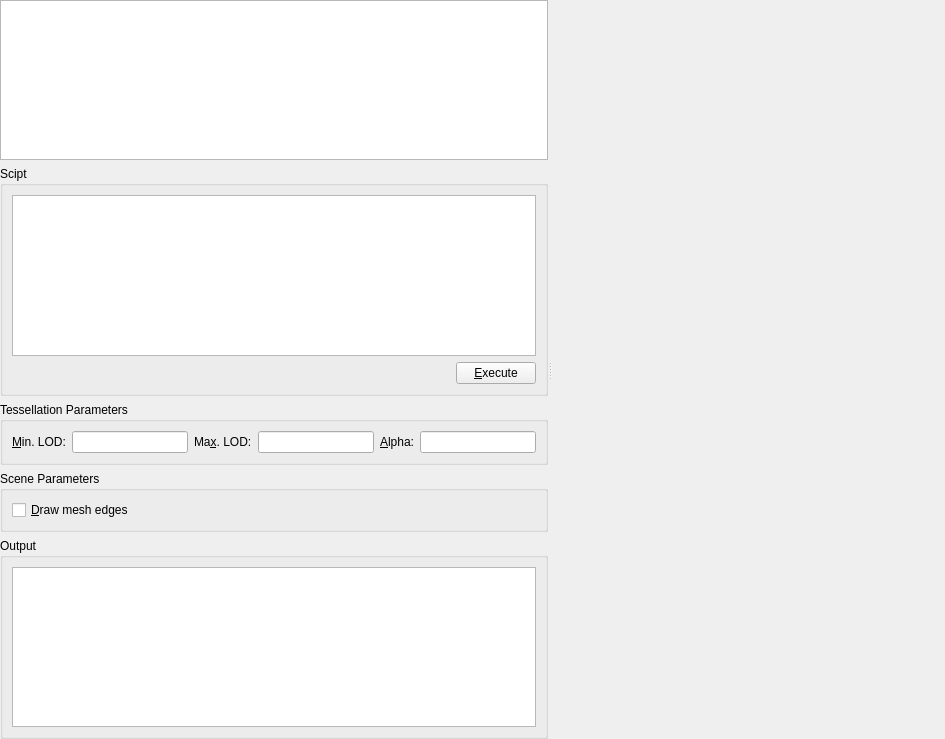
Before: the Qt Designer form src/mainwindow.ui in mimecorg/descend, drawn with Qt 5.
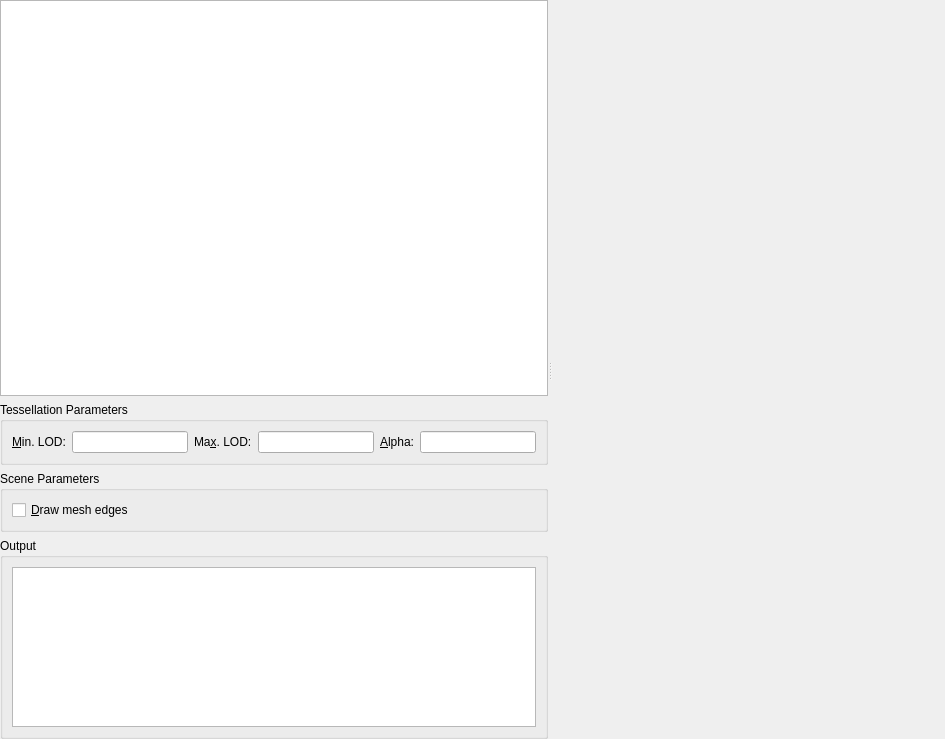
After: the same form once the commit is applied. Custom widgets are drawn as their Qt base class.

Patch:
```diff
--- a/src/mainwindow.ui
+++ b/src/mainwindow.ui
@@ -24,67 +24,12 @@
        <enum>Qt::Horizontal</enum>
       </property>
       <widget class="QWidget" name="paneWidget" native="true">
-       <layout class="QVBoxLayout" name="verticalLayout_5">
+       <layout class="QVBoxLayout" name="verticalLayout_5" stretch="1,0">
         <item>
          <widget class="QTreeView" name="treeView"/>
         </item>
         <item>
          <layout class="QVBoxLayout" name="verticalLayout_4">
-          <item>
-           <widget class="QGroupBox" name="scriptGroupBox">
-            <property name="sizePolicy">
-             <sizepolicy hsizetype="Preferred" vsizetype="Preferred">
-              <horstretch>0</horstretch>
-              <verstretch>1</verstretch>
-             </sizepolicy>
-            </property>
-            <property name="title">
-             <string>Scipt</string>
-            </property>
-            <layout class="QVBoxLayout" name="verticalLayout">
-             <item>
-              <widget class="QPlainTextEdit" name="scriptEdit">
-               <property name="font">
-                <font>
-                 <family>Courier New</family>
-                 <pointsize>10</pointsize>
-                </font>
-               </property>
-               <property name="lineWrapMode">
-                <enum>QPlainTextEdit::NoWrap</enum>
-               </property>
-               <property name="tabStopWidth">
-                <number>32</number>
-               </property>
-              </widget>
-             </item>
-             <item>
-              <layout class="QHBoxLayout" name="horizontalLayout">
-               <item>
-                <spacer name="horizontalSpacer">
-                 <property name="orientation">
-                  <enum>Qt::Horizontal</enum>
-                 </property>
-                 <property name="sizeHint" stdset="0">
-                  <size>
-                   <width>148</width>
-                   <height>20</height>
-                  </size>
-                 </property>
-                </spacer>
-               </item>
-               <item>
-                <widget class="QPushButton" name="executeButton">
-                 <property name="text">
-                  <string>&amp;Execute</string>
-                 </property>
-                </widget>
-               </item>
-              </layout>
-             </item>
-            </layout>
-           </widget>
-          </item>
           <item>
            <widget class="QGroupBox" name="tessellationGroupBox">
             <property name="title">
```
Left out of the diff: 2 changed lines with no effect on the pictures.
